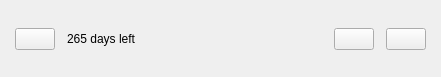
Above: ui/mobile/NavigationPanelMain.ui from demlabs-cellframe/dap-ui-sdk before the change. Below: the same form after it.
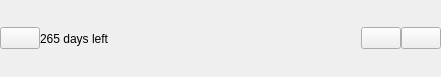
That is the form after the change.

Commit message: [*] Edit button topPanel

```diff
--- a/ui/mobile/NavigationPanelMain.ui
+++ b/ui/mobile/NavigationPanelMain.ui
@@ -37,6 +37,21 @@
    <item>
     <widget class="QWidget" name="widget_2" native="true">
      <layout class="QHBoxLayout" name="horizontalLayout">
+      <property name="spacing">
+       <number>0</number>
+      </property>
+      <property name="leftMargin">
+       <number>0</number>
+      </property>
+      <property name="topMargin">
+       <number>0</number>
+      </property>
+      <property name="rightMargin">
+       <number>0</number>
+      </property>
+      <property name="bottomMargin">
+       <number>0</number>
+      </property>
       <item>
        <widget class="QWidget" name="wgtLeftMarginBtnSetting" native="true"/>
       </item>
```
Left out of the diff: 10 changed lines with no effect on the pictures.
